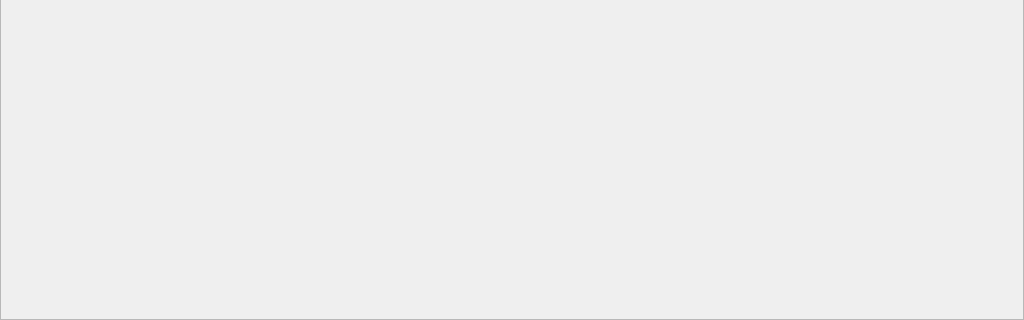
The window that UI-Qt/QXDocumentWindow.ui (frinkr/FontViewer) describes before a commit, drawn with Qt 5; both pictures show x 0 to 1024 and y 448 to 768 of the 1024 by 768 pixel window.
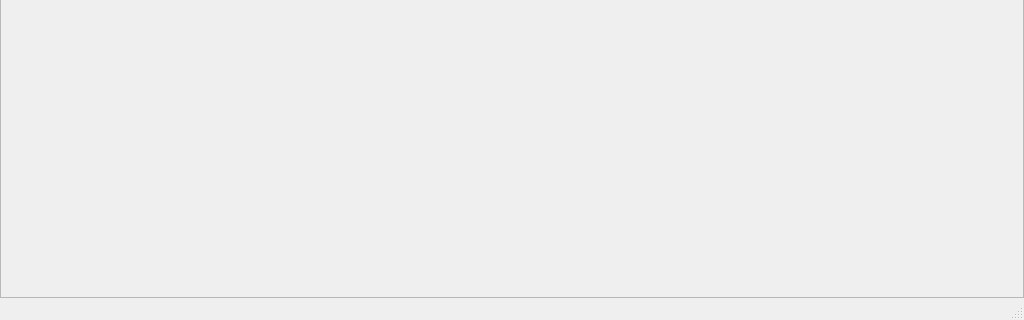
The same window after the commit. Custom widgets are drawn as their Qt base class.

Commit message: add status bar

What changed in the file:
```diff
--- a/UI-Qt/QXDocumentWindow.ui
+++ b/UI-Qt/QXDocumentWindow.ui
@@ -68,6 +68,7 @@
     <bool>false</bool>
    </attribute>
   </widget>
+  <widget class="QStatusBar" name="statusBar"/>
  </widget>
  <customwidgets>
   <customwidget>
```
The commit also changes 4 other files.
